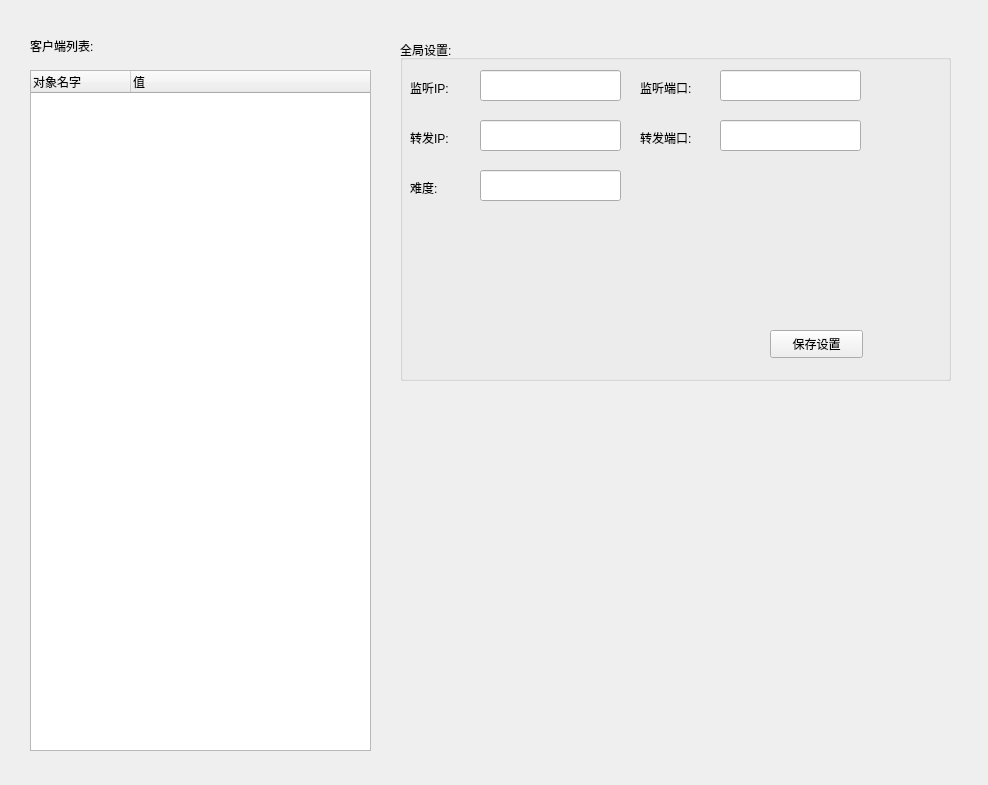
The window that UI/MainWindow.ui (1e9ffcec5124d9f0/POWPServer) describes before a commit, drawn with Qt 5.
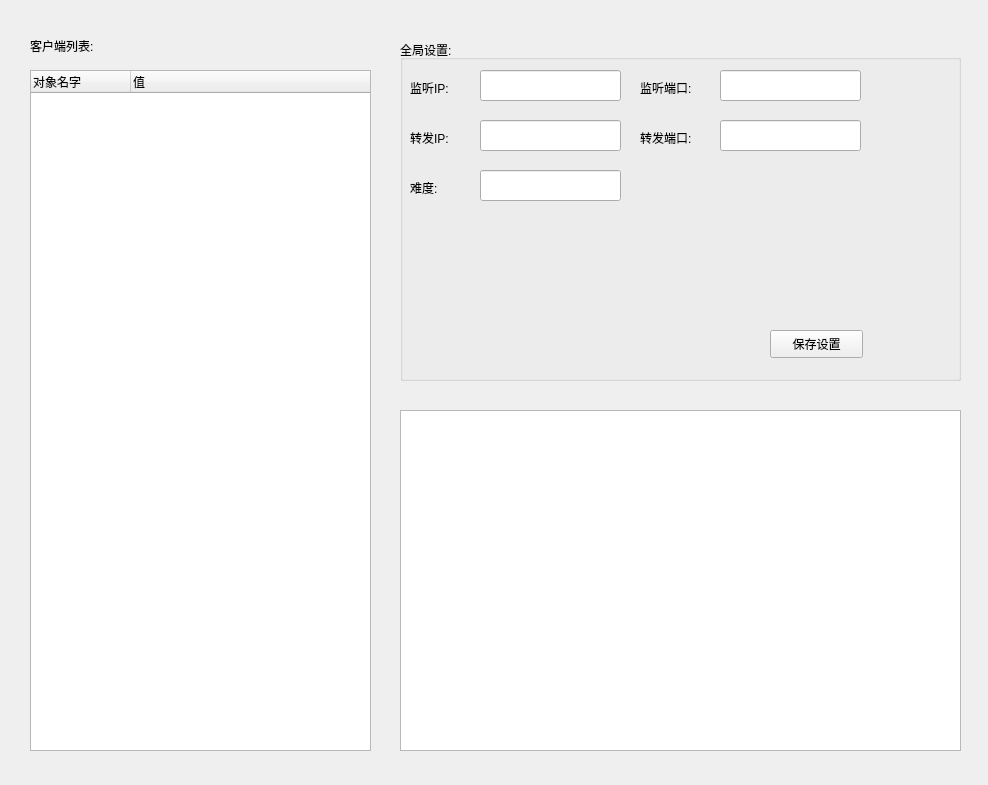
The same window after the commit.

```diff
--- a/UI/MainWindow.ui
+++ b/UI/MainWindow.ui
@@ -52,7 +52,7 @@
      <rect>
       <x>400</x>
       <y>40</y>
-      <width>551</width>
+      <width>561</width>
       <height>341</height>
      </rect>
     </property>
@@ -188,6 +188,16 @@
      </property>
     </widget>
    </widget>
+   <widget class="QListWidget" name="listWidget">
+    <property name="geometry">
+     <rect>
+      <x>400</x>
+      <y>410</y>
+      <width>561</width>
+      <height>341</height>
+     </rect>
+    </property>
+   </widget>
   </widget>
  </widget>
  <resources/>
```
